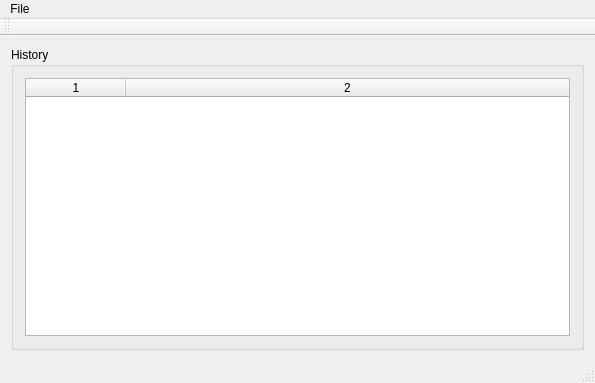
First picture: the form in mainwindow.ui, repository Cynnexis/Dragon-s-Drop, before the edit.
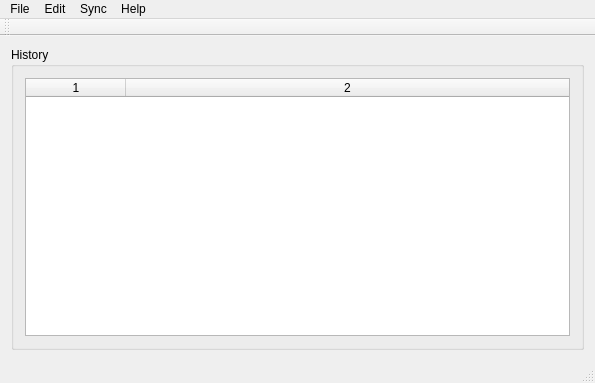
Second picture: the form after the edit. Icons and pictures are not drawn.

```diff
--- a/mainwindow.ui
+++ b/mainwindow.ui
@@ -72,8 +72,35 @@
     <property name="title">
      <string>File</string>
     </property>
+    <addaction name="actionSettings"/>
+    <addaction name="separator"/>
+    <addaction name="actionExit"/>
+   </widget>
+   <widget class="QMenu" name="menuEdit">
+    <property name="title">
+     <string>Edit</string>
+    </property>
+    <addaction name="actionEdit_clipboard_as_text"/>
+    <addaction name="actionEdit_clipboard_as_color"/>
+    <addaction name="actionEdit_clipboard_as_HTML"/>
+    <addaction name="actionEdit_clipboard_as_image"/>
+   </widget>
+   <widget class="QMenu" name="menuSync">
+    <property name="title">
+     <string>Sync</string>
+    </property>
+   </widget>
+   <widget class="QMenu" name="menuHelp">
+    <property name="title">
+     <string>Help</string>
+    </property>
+    <addaction name="actionAbout_Dragon_s_Drop"/>
+    <addaction name="actionAbout_Qt"/>
    </widget>
    <addaction name="menuFile"/>
+   <addaction name="menuEdit"/>
+   <addaction name="menuSync"/>
+   <addaction name="menuHelp"/>
   </widget>
   <widget class="QToolBar" name="mainToolBar">
    <attribute name="toolBarArea">
```
Left out of the diff: 67 changed lines with no effect on the pictures.
